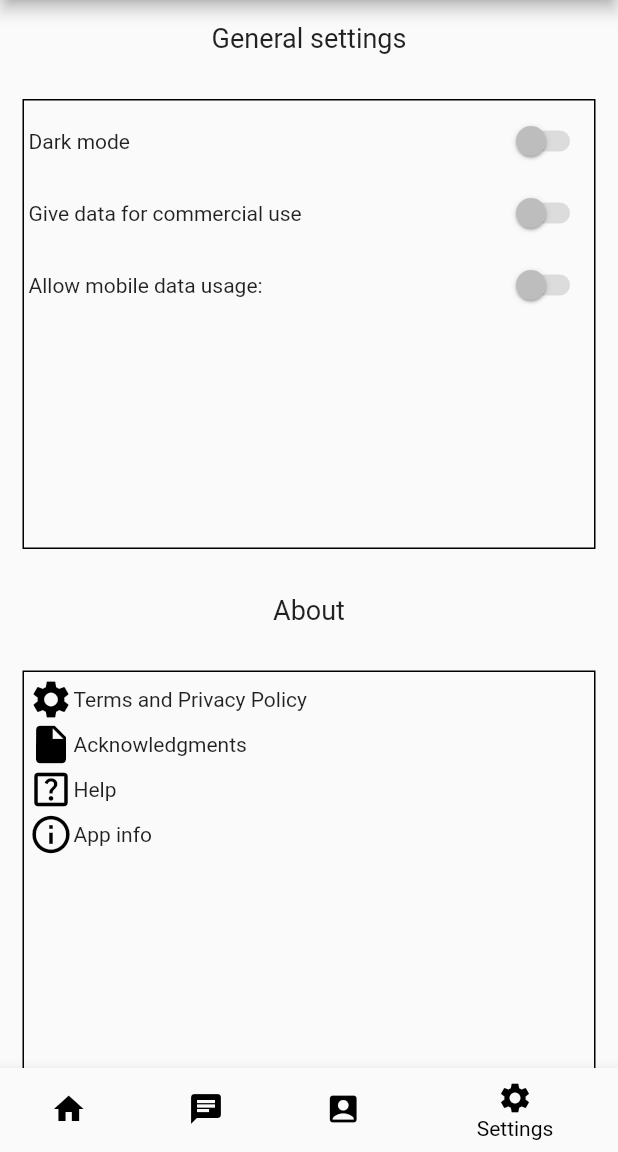
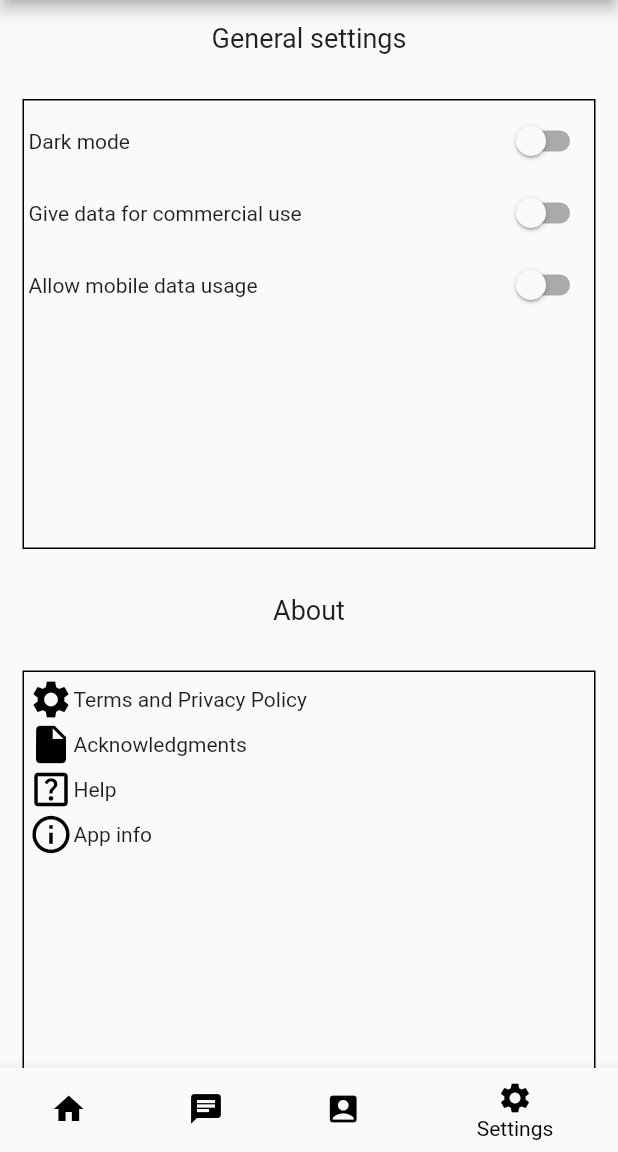
Before and after one commit to oskarisuonpaa/TrackYourDrunkFriend, a Flutter app: the screen it shows after launch, item 4 of the bottom bar chosen, on a phone screen of 412 x 824 dp, the part 84-1236 px from its top. Run offline on Flutter 3.47's test engine with Material 2 defaults, Android fonts, the phone set to English and light mode, and no system bars.

Commit message:
Settings fixed

```diff
--- a/lib/settingsPage.dart
+++ b/lib/settingsPage.dart
@@ -1,6 +1,7 @@
 import 'package:flutter/material.dart';
 
 class Settings extends StatelessWidget {
+  final bool state = false;
   @override
   Widget build(BuildContext context) {
     return SingleChildScrollView(
@@ -13,7 +14,7 @@ class Settings extends StatelessWidget {
             style: TextStyle(fontSize: 18)
         )),
         Container(
-          constraints: BoxConstraints(maxWidth: 500, minHeight: 300),
+          constraints: BoxConstraints(minHeight: 300, maxWidth: 500),
           margin: const EdgeInsets.all(15.0),
           padding: const EdgeInsets.all(3.0),
           decoration: BoxDecoration(border: Border.all(color: Colors.black)),
@@ -24,23 +25,26 @@ class Settings extends StatelessWidget {
                 children: [
                   Text("Dark mode"),
                   Switch(
-                    value: false,
+                    value: state,
+                    onChanged: (state) {},
                   ),
               ]),
               Row(
                 mainAxisAlignment: MainAxisAlignment.spaceBetween,
                 children: [
-                  Text("Give data for commercial use "),
+                  Text("Give data for commercial use"),
                   Switch(
                     value: false,
+                    onChanged: (state) {},
                   ),
                 ]),
               Row(
                 mainAxisAlignment: MainAxisAlignment.spaceBetween,
                 children: [
-                  Text("Allow mobile data usage: "),
+                  Text("Allow mobile data usage"),
                   Switch(
                     value: false,
+                    onChanged: (state) {},
                   ),
                 ]),
             ],
@@ -53,7 +57,7 @@ class Settings extends StatelessWidget {
                 style: TextStyle(fontSize: 18)
             )),
         Container(
-          constraints: BoxConstraints(maxWidth: 500, minHeight: 300),
+          constraints: BoxConstraints(minHeight: 300, maxWidth: 500),
           margin: const EdgeInsets.all(15.0),
           padding: const EdgeInsets.all(3.0),
           decoration: BoxDecoration(border: Border.all(color: Colors.black)),
```
